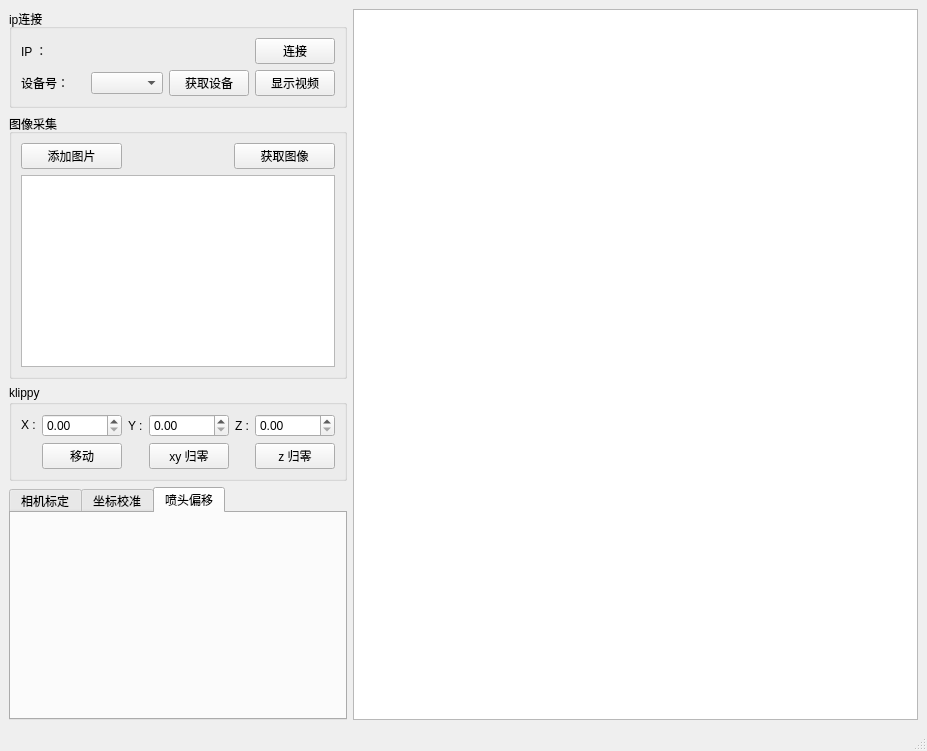
Old version of the form ui/mainwindow.ui in the repository codefmz/rtc_client.
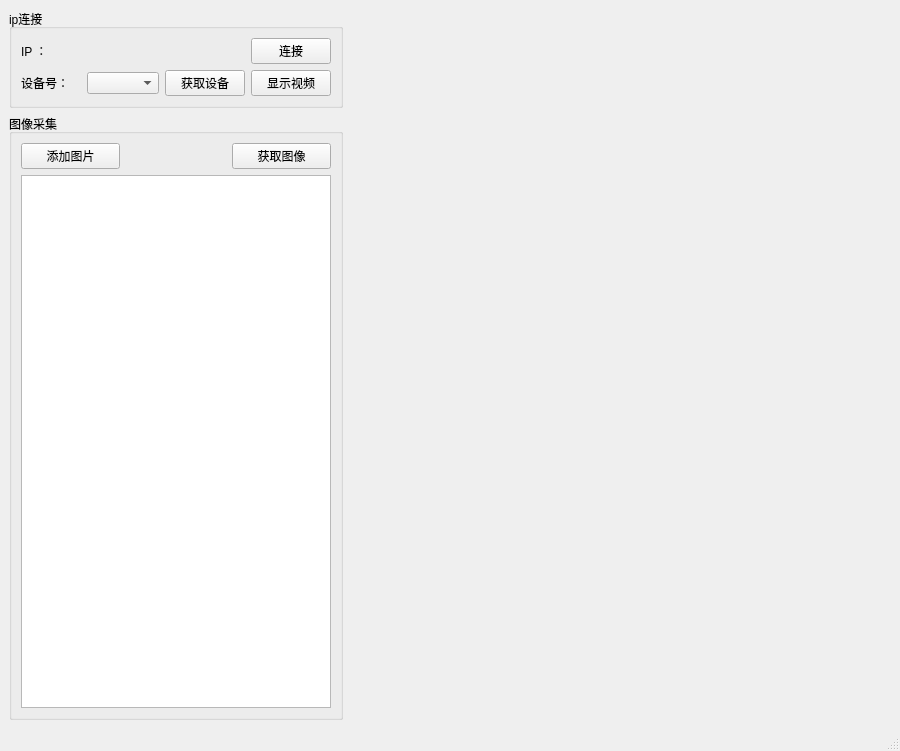
New version of the form. Custom widgets are drawn as their Qt base class.

Patch:
```diff
--- a/ui/mainwindow.ui
+++ b/ui/mainwindow.ui
@@ -6,7 +6,7 @@
    <rect>
     <x>0</x>
     <y>0</y>
-    <width>927</width>
+    <width>900</width>
     <height>751</height>
    </rect>
   </property>
@@ -14,7 +14,7 @@
    <string>MainWindow</string>
   </property>
   <widget class="QWidget" name="centralwidget">
-   <layout class="QHBoxLayout" name="horizontalLayout_3" stretch="2,9">
+   <layout class="QHBoxLayout" name="horizontalLayout_3" stretch="1,8">
     <item>
      <widget class="QWidget" name="widget" native="true">
       <property name="sizePolicy">
@@ -126,7 +126,7 @@
           <item row="1" column="0" colspan="3">
            <widget class="QListWidget" name="imgList">
             <property name="contextMenuPolicy">
-             <enum>Qt::ContextMenuPolicy::CustomContextMenu</enum>
+             <enum>Qt::CustomContextMenu</enum>
             </property>
             <property name="selectionRectVisible">
              <bool>false</bool>
@@ -162,168 +162,18 @@
          </layout>
         </widget>
        </item>
-       <item>
-        <widget class="QGroupBox" name="groupBox_3">
-         <property name="title">
-          <string>klippy</string>
-         </property>
-         <layout class="QGridLayout" name="gridLayout_3">
-          <item row="4" column="7">
-           <widget class="QLabel" name="ylabel">
-            <property name="text">
-             <string>Z :</string>
-            </property>
-           </widget>
-          </item>
-          <item row="4" column="1">
-           <widget class="QLabel" name="label_4">
-            <property name="sizePolicy">
-             <sizepolicy hsizetype="Preferred" vsizetype="Fixed">
-              <horstretch>0</horstretch>
-              <verstretch>0</verstretch>
-             </sizepolicy>
-            </property>
-            <property name="text">
-             <string>X :</string>
-            </property>
-           </widget>
-          </item>
-          <item row="4" column="4">
-           <widget class="QLabel" name="label_5">
-            <property name="text">
-             <string>Y :</string>
-            </property>
-           </widget>
-          </item>
-          <item row="11" column="8">
-           <widget class="QPushButton" name="zZeroBtn">
-            <property name="sizePolicy">
-             <sizepolicy hsizetype="Preferred" vsizetype="Fixed">
-              <horstretch>0</horstretch>
-              <verstretch>0</verstretch>
-             </sizepolicy>
-            </property>
-            <property name="text">
-             <string>z 归零</string>
-            </property>
-            <property name="checkable">
-             <bool>false</bool>
-            </property>
-           </widget>
-          </item>
-          <item row="11" column="5">
-           <widget class="QPushButton" name="xyZeroBtn">
-            <property name="sizePolicy">
-             <sizepolicy hsizetype="Preferred" vsizetype="Fixed">
-              <horstretch>0</horstretch>
-              <verstretch>0</verstretch>
-             </sizepolicy>
-            </property>
-            <property name="text">
-             <string>xy 归零</string>
-            </property>
-            <property name="checkable">
-             <bool>false</bool>
-            </property>
-           </widget>
-          </item>
-          <item row="4" column="5">
-           <widget class="QDoubleSpinBox" name="ySpin">
-            <property name="sizePolicy">
-             <sizepolicy hsizetype="Preferred" vsizetype="Fixed">
-              <horstretch>0</horstretch>
-              <verstretch>0</verstretch>
-             </sizepolicy>
-            </property>
-            <property name="maximum">
-             <double>999.000000000000000</double>
-            </property>
-            <property name="singleStep">
-             <double>1.000000000000000</double>
-            </property>
-           </widget>
-          </item>
-          <item row="4" column="8">
-           <widget class="QDoubleSpinBox" name="zSpin">
-            <property name="sizePolicy">
-             <sizepolicy hsizetype="Preferred" vsizetype="Fixed">
-              <horstretch>0</horstretch>
-              <verstretch>0</verstretch>
-             </sizepolicy>
-            </property>
-            <property name="maximum">
-             <double>999.000000000000000</double>
-            </property>
-           </widget>
-          </item>
-          <item row="4" column="2">
-           <widget class="QDoubleSpinBox" name="xSpin">
-            <property name="sizePolicy">
-             <sizepolicy hsizetype="Preferred" vsizetype="Fixed">
-              <horstretch>0</horstretch>
-              <verstretch>0</verstretch>
-             </sizepolicy>
-            </property>
-            <property name="maximum">
-             <double>999.000000000000000</double>
-            </property>
-            <property name="stepType">
-             <enum>QAbstractSpinBox::StepType::DefaultStepType</enum>
-            </property>
-           </widget>
-          </item>
-          <item row="11" column="2">
-           <widget class="QPushButton" name="moveBtn">
-            <property name="sizePolicy">
-             <sizepolicy hsizetype="Preferred" vsizetype="Fixed">
-              <horstretch>0</horstretch>
-              <verstretch>0</verstretch>
-             </sizepolicy>
-            </property>
-            <property name="text">
-             <string>移动</string>
-            </property>
-            <property name="checkable">
-             <bool>false</bool>
-            </property>
-           </widget>
-          </item>
-         </layout>
-        </widget>
-       </item>
-       <item>
-        <widget class="QTabWidget" name="tabWidget">
-         <property name="sizePolicy">
-          <sizepolicy hsizetype="Preferred" vsizetype="Expanding">
-           <horstretch>0</horstretch>
-           <verstretch>0</verstretch>
-          </sizepolicy>
-         </property>
-         <property name="currentIndex">
-          <number>2</number>
-         </property>
-         <widget class="CamCalib" name="camCalib">
-          <attribute name="title">
-           <string>相机标定</string>
-          </attribute>
-         </widget>
-         <widget class="CalibRT" name="calibRT">
-          <attribute name="title">
-           <string>坐标校准</string>
-          </attribute>
-         </widget>
-         <widget class="NozzleCalib" name="nozzleXY">
-          <attribute name="title">
-           <string>喷头偏移</string>
-          </attribute>
-         </widget>
-        </widget>
-       </item>
       </layout>
      </widget>
     </item>
     <item>
-     <widget class="QGraphicsView" name="graphicsView"/>
+     <widget class="VideoPlayerWidget" name="playerWgt" native="true">
+      <property name="minimumSize">
+       <size>
+        <width>50</width>
+        <height>50</height>
+       </size>
+      </property>
+     </widget>
     </item>
    </layout>
   </widget>
@@ -333,7 +183,7 @@
     <string>清除列表</string>
    </property>
    <property name="menuRole">
-    <enum>QAction::MenuRole::TextHeuristicRole</enum>
+    <enum>QAction::TextHeuristicRole</enum>
    </property>
   </action>
   <action name="showAct">
@@ -341,7 +191,7 @@
     <string>显示图片</string>
    </property>
    <property name="menuRole">
-    <enum>QAction::MenuRole::TextHeuristicRole</enum>
+    <enum>QAction::TextHeuristicRole</enum>
    </property>
   </action>
   <action name="deleteAct">
@@ -349,7 +199,7 @@
     <string>删除图片</string>
    </property>
    <property name="menuRole">
-    <enum>QAction::MenuRole::TextHeuristicRole</enum>
+    <enum>QAction::TextHeuristicRole</enum>
    </property>
   </action>
   <action name="saveAct">
@@ -360,7 +210,7 @@
     <string>保存图片</string>
    </property>
    <property name="menuRole">
-    <enum>QAction::MenuRole::TextHeuristicRole</enum>
+    <enum>QAction::TextHeuristicRole</enum>
    </property>
   </action>
   <action name="selectAll">
@@ -371,7 +221,7 @@
     <string>全选</string>
    </property>
    <property name="menuRole">
-    <enum>QAction::MenuRole::NoRole</enum>
+    <enum>QAction::NoRole</enum>
    </property>
   </action>
  </widget>
@@ -383,21 +233,9 @@
    <container>1</container>
   </customwidget>
   <customwidget>
-   <class>CamCalib</class>
+   <class>VideoPlayerWidget</class>
    <extends>QWidget</extends>
-   <header>camcalib.h</header>
-   <container>1</container>
-  </customwidget>
-  <customwidget>
-   <class>CalibRT</class>
-   <extends>QWidget</extends>
-   <header>calibrt.h</header>
-   <container>1</container>
-  </customwidget>
-  <customwidget>
-   <class>NozzleCalib</class>
-   <extends>QWidget</extends>
-   <header location="global">nozzle_calib.h</header>
+   <header location="global">videoplayerwidget.h</header>
    <container>1</container>
   </customwidget>
  </customwidgets>
```
